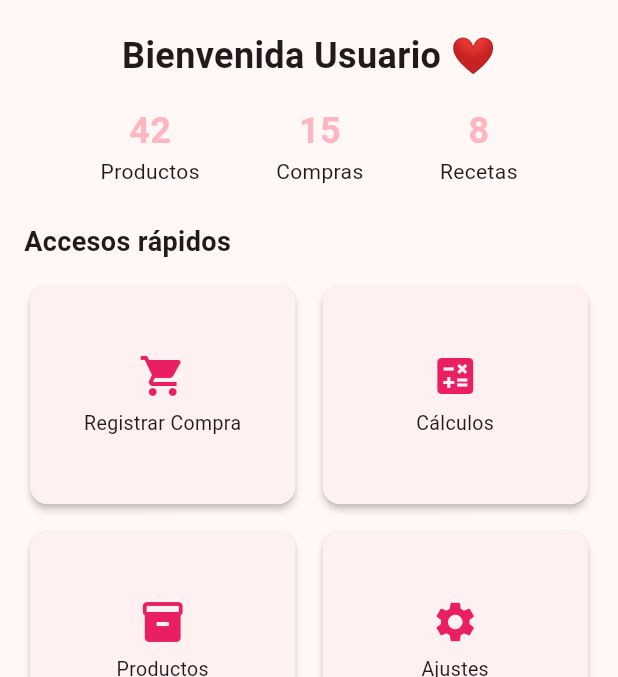
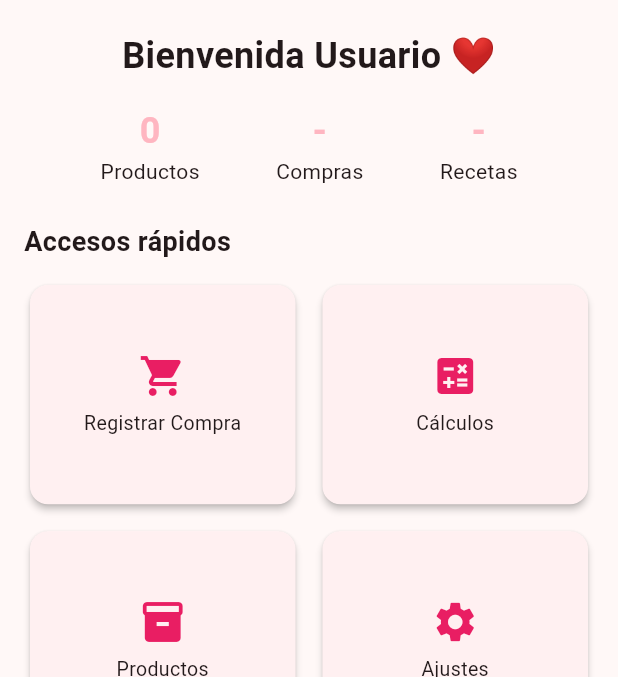
Before and after one commit to brayam-marre/app-flutter-pasteleria, a Flutter app: the InicioScreen screen opened directly, on a phone screen of 412 x 824 dp, the part 288-965 px from its top. Run offline on Flutter 3.47's test engine with Material 3 defaults, Android fonts, the phone set to English and light mode, and no system bars; our stand-ins replace shared_preferences, sqflite; accounts and stored records are empty.

Commit message:
Fix id Productos

```diff
--- a/lib/screens/inicio_screen.dart
+++ b/lib/screens/inicio_screen.dart
@@ -1,9 +1,34 @@
 import 'package:flutter/material.dart';
 import 'package:provider/provider.dart';
 import '../providers/auth_provider.dart';
+import '../db/database_helper.dart';
 
-class InicioScreen extends StatelessWidget {
+class InicioScreen extends StatefulWidget {
   const InicioScreen({super.key});
+
+  @override
+  State<InicioScreen> createState() => _InicioScreenState();
+}
+
+class _InicioScreenState extends State<InicioScreen> {
+  int cantidadProductos = 0;
+
+  @override
+  void initState() {
+    super.initState();
+    _cargarEstadisticas();
+  }
+
+  Future<void> _cargarEstadisticas() async {
+    final usuario = Provider.of<AuthProvider>(context, listen: false).usuarioActual;
+    final idUsuario = usuario?['id'];
+    if (idUsuario == null) return;
+
+    final productos = await DatabaseHelper().obtenerProductos(idUsuario);
+    setState(() {
+      cantidadProductos = productos.length;
+    });
+  }
 
   @override
   Widget build(BuildContext context) {
@@ -18,52 +43,39 @@ class InicioScreen extends StatelessWidget {
         child: Column(
           crossAxisAlignment: CrossAxisAlignment.start,
           children: [
-            // 🖼️ Logo (opcional)
             Center(
-              child: Image.asset(
-                'assets/logo_pasteleria.png',
-                height: 120,
-              ),
+              child: Image.asset('assets/logo_pasteleria.png', height: 120),
             ),
             const SizedBox(height: 20),
-
-            // 👋 Bienvenida centrada y personalizada
             Center(
               child: Text(
                 'Bienvenida $nombre ❤️',
-                textAlign: TextAlign.center,
-                style: const TextStyle(
-                  fontSize: 24,
-                  fontWeight: FontWeight.bold,
-                ),
+                style: const TextStyle(fontSize: 24, fontWeight: FontWeight.bold),
               ),
             ),
             const SizedBox(height: 16),
 
-            // 📊 Estadísticas rápidas
+            // 📊 Estadísticas dinámicas
             Row(
               mainAxisAlignment: MainAxisAlignment.spaceEvenly,
               children: [
-                _buildStatCard('Productos', '42', context),
-                _buildStatCard('Compras', '15', context),
-                _buildStatCard('Recetas', '8', context),
+                _buildStatCard('Productos', '$cantidadProductos', context),
+                _buildStatCard('Compras', '-', context), // lo puedes hacer igual con compras luego
+                _buildStatCard('Recetas', '-', context),
               ],
             ),
             const SizedBox(height: 24),
 
-            // ⚡ Accesos rápidos
-            const Text(
-              'Accesos rápidos',
-              style: TextStyle(fontSize: 18, fontWeight: FontWeight.bold),
-            ),
+            const Text('Accesos rápidos', style: TextStyle(fontSize: 18, fontWeight: FontWeight.bold)),
             const SizedBox(height: 12),
+
             GridView.count(
               crossAxisCount: 2,
               shrinkWrap: true,
               physics: const NeverScrollableScrollPhysics(),
               mainAxisSpacing: 10,
               crossAxisSpacing: 10,
-              childAspectRatio: 1.2, // más compacto
+              childAspectRatio: 1.2,
               children: [
                 _buildHomeCard(Icons.shopping_cart, 'Registrar Compra', () {
                   Navigator.pushNamed(context, '/compras');
@@ -89,14 +101,7 @@ class InicioScreen extends StatelessWidget {
     final color = Theme.of(context).colorScheme.primary;
     return Column(
       children: [
-        Text(
-          value,
-          style: TextStyle(
-            fontSize: 24,
-            fontWeight: FontWeight.bold,
-            color: color,
-          ),
-        ),
+        Text(value, style: TextStyle(fontSize: 24, fontWeight: FontWeight.bold, color: color)),
         Text(title),
       ],
     );
@@ -115,11 +120,7 @@ class InicioScreen extends StatelessWidget {
             children: [
               Icon(icon, size: 32, color: Colors.pink),
               const SizedBox(height: 6),
-              Text(
-                label,
-                textAlign: TextAlign.center,
-                style: const TextStyle(fontSize: 13),
-              ),
+              Text(label, textAlign: TextAlign.center, style: const TextStyle(fontSize: 13)),
             ],
           ),
         ),
```
